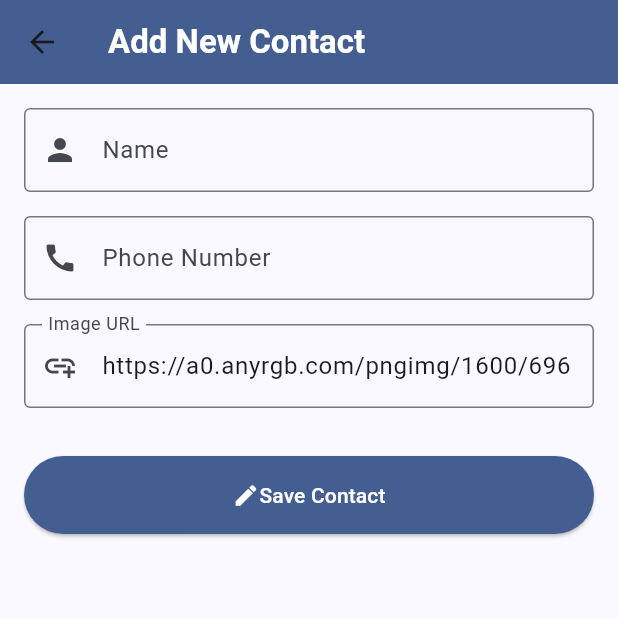
After one commit to ammarzrin/mymahir_flutterbootcamp, a Flutter app: the screen it shows after launch, item 2 of the bottom bar chosen, after a tap on the "add" icon, on a phone screen of 412 x 824 dp, the top half of it. The commit adds this screen. Run offline on Flutter 3.47's test engine with Material 3 defaults, Android fonts, the phone set to English and light mode, and no system bars; network calls fail.

Commit message:
day 2 morning session - navbar, contact list, contact form

```diff
--- /dev/null
+++ b/lib/app/app.dart
@@ -0,0 +1,20 @@
+import 'package:flutter/material.dart';
+import 'package:myflutter_nov2025/app/widgets/navbar.widget.dart';
+
+class MyApp extends StatelessWidget {
+  const MyApp({super.key});
+
+  @override
+  Widget build(BuildContext context) {
+    return MaterialApp(
+      debugShowCheckedModeBanner: false,
+      title: 'MyMahir Flutter Bootcamp Nov 2025',
+      theme: ThemeData(
+        colorScheme: .fromSeed(seedColor: Colors.blueAccent),
+        // colorScheme: .fromSwatch(primarySwatch: Colors.blue),
+        useMaterial3: true,
+      ),
+      home: const NavBar(),
+    );
+  }
+}
--- /dev/null
+++ b/lib/app/views/add_contact.screen.dart
@@ -0,0 +1,122 @@
+import 'package:flutter/material.dart';
+
+class AddContactScreen extends StatefulWidget {
+  const AddContactScreen({super.key, required this.onAddContact});
+  final Function(Map<String, String>) onAddContact;
+
+  @override
+  State<AddContactScreen> createState() => _AddContactScreenState();
+}
+
+class _AddContactScreenState extends State<AddContactScreen> {
+  final formKey = GlobalKey();
+  final nameController = TextEditingController();
+  final phoneController = TextEditingController();
+  final imageURLController = TextEditingController(
+    text: // adding a default image URL
+        'https://a0.anyrgb.com/pngimg/1600/696/user-login-linux-kernel-answer-user-profile-chen-account-login-github-thumbnail-avatar.png',
+  );
+
+  @override
+  // whenever leave the screen, clean up the controllers, clear the memory
+  void dispose() {
+    nameController.dispose();
+    phoneController.dispose();
+    imageURLController.dispose();
+    super.dispose();
+  }
+
+  void submitForm() {
+    final contactData = {
+      'name': nameController.text,
+      'phone': phoneController.text,
+      'imageUrl': imageURLController.text,
+      // 'imageUrl':
+      //     'https://a0.anyrgb.com/pngimg/1600/696/user-login-linux-kernel-answer-user-profile-chen-account-login-github-thumbnail-avatar.png',
+    };
+
+    widget.onAddContact(contactData);
+
+    nameController.clear();
+    phoneController.clear();
+    imageURLController.clear();
+    Navigator.pop(context);
+  }
+
+  @override
+  Widget build(BuildContext context) {
+    return Scaffold(
+      appBar: AppBar(
+        title: Text(
+          'Add New Contact',
+          style: TextStyle(color: Colors.white, fontWeight: FontWeight.bold),
+        ),
+        backgroundColor: Theme.of(context).colorScheme.primary,
+      ),
+      body: Padding(
+        padding: const EdgeInsets.all(16),
+        child: Form(
+          key: formKey,
+          child: Column(
+            crossAxisAlignment: CrossAxisAlignment.stretch,
+            children: [
+              TextFormField(
+                controller: nameController,
+                decoration: InputDecoration(
+                  labelText: 'Name',
+                  hintText: 'Enter contact name',
+                  border: OutlineInputBorder(),
+                  prefixIcon: Icon(Icons.person),
+                ),
+                textInputAction: TextInputAction.next,
+              ),
+              const SizedBox(height: 16),
+              TextFormField(
+                controller: phoneController,
+                decoration: InputDecoration(
+                  labelText: 'Phone Number',
+                  hintText: 'Enter phone number',
+                  border: OutlineInputBorder(),
+                  prefixIcon: Icon(Icons.call),
+                ),
+                keyboardType: TextInputType.phone,
+                textInputAction: TextInputAction.next,
+              ),
+              const SizedBox(height: 16),
+              TextFormField(
+                controller: imageURLController,
+                decoration: const InputDecoration(
+                  labelText: 'Image URL',
+                  hintText: 'Enter image URL',
+                  border: OutlineInputBorder(),
+                  prefixIcon: Icon(Icons.add_link),
+                ),
+                keyboardType: TextInputType.url,
+                textInputAction: TextInputAction.done,
+              ),
+              const SizedBox(height: 32),
+              ElevatedButton(
+                style: ElevatedButton.styleFrom(
+                  padding: const EdgeInsets.symmetric(
+                    vertical: 16,
+                    horizontal: 32,
+                  ),
+                  backgroundColor: Theme.of(context).colorScheme.primary,
+                  foregroundColor: Colors.white,
+                ),
+                onPressed: () {
+                  // Logic to save the new contact can be added here
+                  submitForm();
+                },
+                child: Row(
+                  mainAxisAlignment: MainAxisAlignment.center,
+                  children: [Icon(Icons.edit), Text('Save Contact')],
+                ),
+              ),
+            ],
+          ),
+        ),
+      ),
+    );
+  }
+}
--- /dev/null
+++ b/lib/app/views/contacts.screen.dart
@@ -0,0 +1,104 @@
+import 'package:flutter/material.dart';
+import 'package:myflutter_nov2025/app/views/add_contact.screen.dart';
+
+class ContactsScreen extends StatefulWidget {
+  const ContactsScreen({super.key});
+
+  // This places all data pulling and functions related to this screen
+
+  @override
+  State<ContactsScreen> createState() => _ContactsScreenState();
+}
+
+class _ContactsScreenState extends State<ContactsScreen> {
+  final List<Map<String, String>> contacts = [
+    {
+      'name': 'Scarlett Johansson',
+      'phone': '+60 19-123-4567',
+      'imageUrl':
+          'https://i.pinimg.com/474x/00/0e/74/000e7471853c3e154589cb5f1e644bd9.jpg',
+    },
+    {
+      'name': 'Robert Downey Jr.',
+      'phone': '+60 17-987-6543',
+      'imageUrl':
+          'https://i.pinimg.com/736x/74/e7/cb/74e7cb1383beef93f7d4392edc8a80bc.jpg',
+    },
+    {
+      'name': 'Chris Evans',
+      'phone': '+60 12-345-6789',
+      'imageUrl':
+          'https://www.pngplay.com/wp-content/uploads/6/Chris-Evans-Actor-Transparent-Free-PNG.png',
+    },
+  ];
+
+  void addNewContact(Map<String, String> contactData) {
+    setState(() {
+      contacts.add(contactData);
+    });
+  }
+
+  @override
+  Widget build(BuildContext context) {
+    return Scaffold(
+      appBar: AppBar(
+        title: Center(
+          child: Text(
+            'My Contacts',
+            style: TextStyle(color: Colors.white, fontWeight: FontWeight.bold),
+          ),
+        ),
+        backgroundColor: Theme.of(context).colorScheme.primary,
+      ),
+      body: ListView.builder(
+        itemCount: contacts.length,
+        itemBuilder: (context, index) {
+          final contact = contacts[index];
+          return ContactItem(contact: contact);
+        },
+      ),
+      floatingActionButton: FloatingActionButton(
+        onPressed: () {
+          // Action to add a new contact
+          Navigator.push(
+            context,
+            MaterialPageRoute(
+              builder: (context) =>
+                  AddContactScreen(onAddContact: addNewContact),
+            ),
+          );
+        },
+        shape: const CircleBorder(),
+        backgroundColor: Theme.of(context).colorScheme.primary,
+        foregroundColor: Colors.white,
+        child: const Icon(Icons.add),
+      ),
+    );
+  }
+}
+
+class ContactItem extends StatelessWidget {
+  const ContactItem({super.key, required this.contact});
+
+  final Map<String, String> contact;
+
+  @override
+  Widget build(BuildContext context) {
+    return ListTile(
+      title: Text(
+        contact['name']!,
+        style: TextStyle(fontWeight: FontWeight.bold),
+      ),
+      subtitle: Text(contact['phone']!),
+      leading: ClipRRect(
+        borderRadius: BorderRadius.circular(20.0),
+        child: Image.network(
+          contact['imageUrl']!,
+          width: 50,
+          height: 50,
+          fit: BoxFit.cover,
+        ),
+      ),
+    );
+  }
+}
--- a/lib/layout.dart
+++ b/lib/app/views/layout.dart
@@ -1,5 +1,5 @@
 import 'package:flutter/material.dart';
-import 'package:myflutter_nov2025/main.dart';
+import 'package:myflutter_nov2025/app/views/home.screen.dart';
 
 class LayoutDemo extends StatelessWidget {
   const LayoutDemo({super.key});
@@ -10,16 +10,19 @@ class LayoutDemo extends StatelessWidget {
         "Lorem ipsum dolor sit amet consectetur adipiscing elit. Quisque faucibus ex sapien vitae pellentesque sem placerat. In id cursus mi pretium tellus duis convallis. Tempus leo eu aenean sed diam urna tempor. Pulvinar vivamus fringilla lacus nec metus bibendum egestas. Iaculis massa nisl malesuada lacinia integer nunc posuere. Ut hendrerit semper vel class aptent taciti sociosqu. Ad litora torquent per conubia nostra inceptos himenaeos.\nLorem ipsum dolor sit amet consectetur adipiscing elit. Quisque faucibus ex sapien vitae pellentesque sem placerat. In id cursus mi pretium tellus duis convallis. Tempus leo eu aenean sed diam urna tempor. Pulvinar vivamus fringilla lacus nec metus bibendum egestas. Iaculis massa nisl malesuada lacinia integer nunc posuere. Ut hendrerit semper vel class aptent taciti sociosqu. Ad litora torquent per conubia nostra inceptos himenaeos.";
     return Scaffold(
       appBar: AppBar(
-        title: const Text('Flutter Layout Demo'),
-        // backgroundColor: Theme.of(context).colorScheme.inversePrimary,
-        backgroundColor: Colors.blue,
+        title: const Text(
+          'Flutter Layout Demo',
+          style: TextStyle(color: Colors.white, fontWeight: FontWeight.bold),
+        ),
+        backgroundColor: Theme.of(context).colorScheme.primary,
+        // backgroundColor: Colors.blue,
         actions: [
           TextButton(
             onPressed: () {
               Navigator.push(
                 context, // the current page, the current context
                 MaterialPageRoute(
-                  builder: (context) => MyHomePage(title: "Home Page"),
+                  builder: (context) => HomeScreen(title: "Home Page"),
                 ),
               );
             },
@@ -47,6 +50,7 @@ class LayoutDemo extends StatelessWidget {
               child: Column(
                 children: [
                   Row(
+                    mainAxisAlignment: .center,
                     children: [
                       Expanded(
                         child: Column(
@@ -69,7 +73,10 @@ class LayoutDemo extends StatelessWidget {
                           ],
                         ),
                       ),
-                      Icon(Icons.star, color: Colors.redAccent),
+                      Padding(
+                        padding: const EdgeInsets.fromLTRB(16, 0, 4, 0),
+                        child: Icon(Icons.star, color: Colors.redAccent),
+                      ),
                       Text('41'),
                     ],
                   ),
@@ -106,7 +113,7 @@ class ButtonWithText extends StatelessWidget {
       mainAxisSize: .min,
       mainAxisAlignment: .center,
       children: [
-        Icon(icon, color: Colors.blue),
+        Icon(icon, color: Theme.of(context).colorScheme.primary),
         Text(
           label,
           style: TextStyle(fontSize: 12, fontWeight: .w400, color: Colors.blue),
--- /dev/null
+++ b/lib/app/widgets/navbar.widget.dart
@@ -0,0 +1,46 @@
+import 'package:flutter/material.dart';
+import 'package:myflutter_nov2025/app/views/contacts.screen.dart';
+import 'package:myflutter_nov2025/app/views/layout.dart';
+
+class NavBar extends StatefulWidget {
+  const NavBar({super.key});
+
+  @override
+  State<NavBar> createState() => _NavBarState();
+}
+
+class _NavBarState extends State<NavBar> {
+  // To define the current page/starting
+  int currentPageIndex = 0;
+
+  @override
+  Widget build(BuildContext context) {
+    return Scaffold(
+      body: <Widget>[
+        const LayoutDemo(),
+        const ContactsScreen(),
+      ][currentPageIndex],
+      bottomNavigationBar: NavigationBar(
+        onDestinationSelected: (int index) {
+          setState(() {
+            currentPageIndex = index;
+          });
+        },
+        indicatorColor: Colors.blue,
+        selectedIndex: currentPageIndex,
+        destinations: const <Widget>[
+          NavigationDestination(
+            selectedIcon: Icon(Icons.home, color: Colors.white),
+            icon: Icon(Icons.home_outlined),
+            label: 'Home',
+          ),
+          NavigationDestination(
+            selectedIcon: Icon(Icons.contacts, color: Colors.white),
+            icon: Icon(Icons.contacts_outlined),
+            label: 'Contacts',
+          ),
+        ],
+      ),
+    );
+  }
+}
```
Also changed, not shown: lib/app/views/home.screen.dart (added, +145 -0 lines), lib/main.dart (+1 -160 lines), 1 other file.
